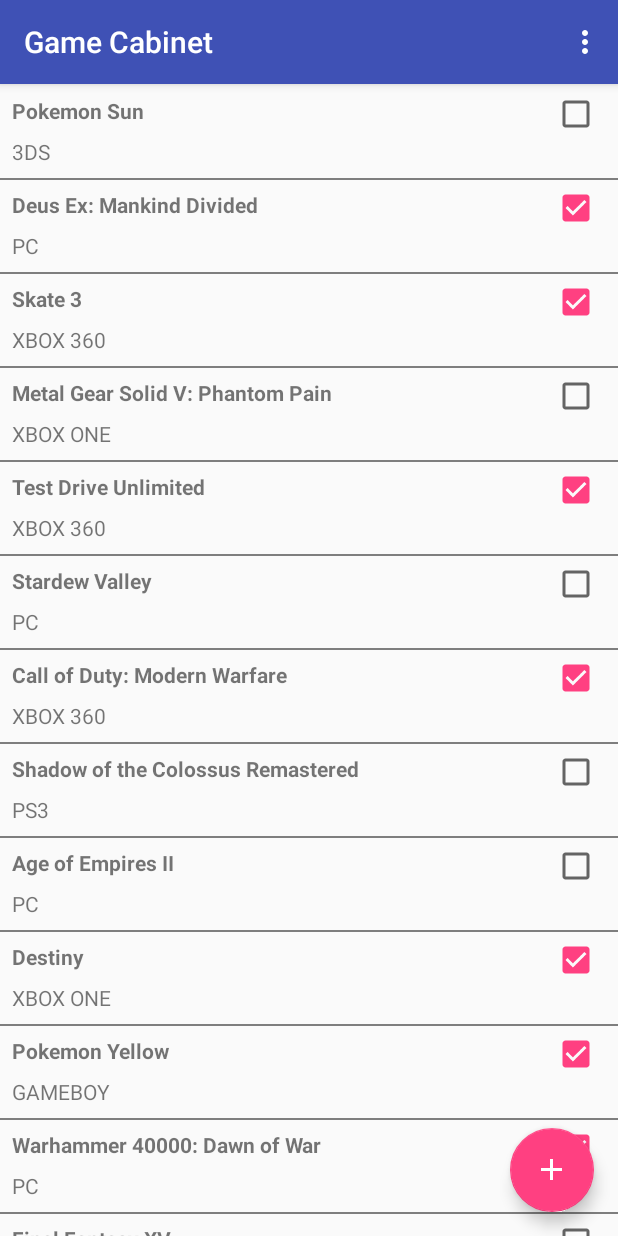
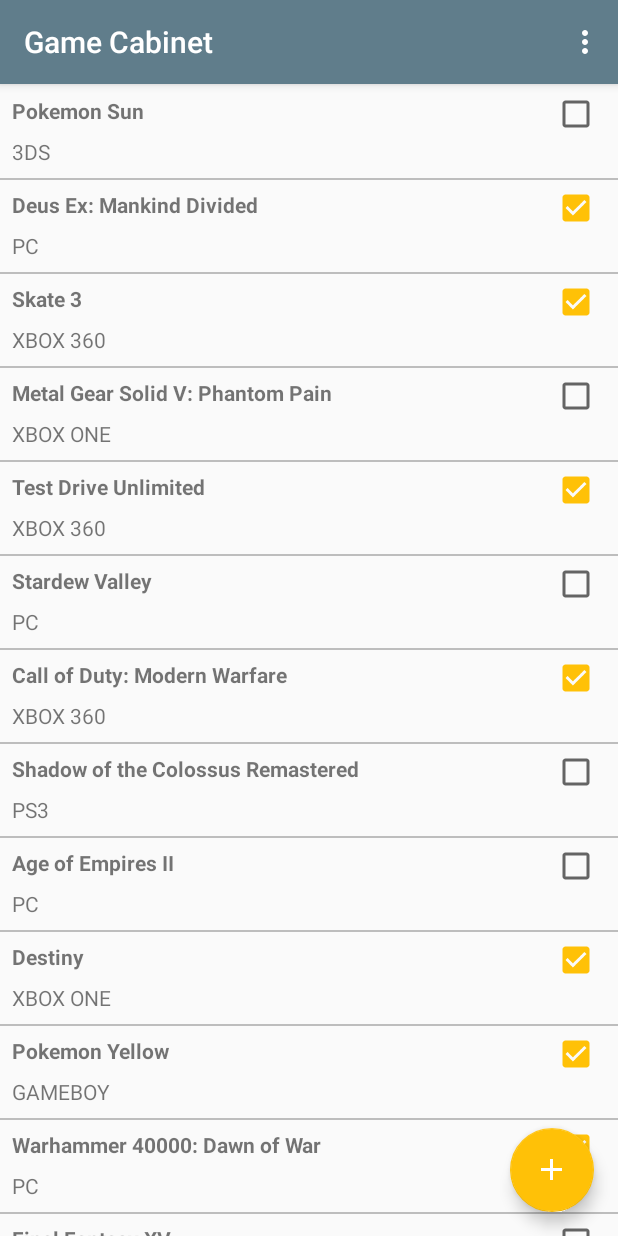
Before and after one commit to johnryM/game-cabinet-android, an Android app: the screen it shows after launch (MainActivity), on a phone screen of 412 x 824 dp. Run offline under Robolectric (Android 15) with nearby library versions, the phone set to English and light mode, and no system bars.

Commit message:
Add theme colours

```diff
--- a/app/src/main/res/drawable/line_divider_layout.xml
+++ b/app/src/main/res/drawable/line_divider_layout.xml
@@ -6,5 +6,5 @@
         android:width="1dp"
         android:height="1dp" />
 
-    <solid android:color="@color/dark_grey" />
+    <solid android:color="@color/colorDivider" />
 </shape>
--- a/app/src/main/res/values/colors.xml
+++ b/app/src/main/res/values/colors.xml
@@ -1,7 +1,9 @@
 <?xml version="1.0" encoding="utf-8"?>
 <resources>
-    <color name="colorPrimary">#3F51B5</color>
-    <color name="colorPrimaryDark">#303F9F</color>
-    <color name="colorAccent">#FF4081</color>
-    <color name="dark_grey">#7e7e7e</color>
+    <color name="colorPrimary">#607d8b</color>
+    <color name="colorPrimaryDark">#455a64</color>
+    <color name="colorAccent">#ffc107</color>
+    <color name="colorDivider">#bdbdbd</color>
+    <color name="colorPrimaryText">#212121</color>
+    <color name="colorSecondaryText">#757575</color>
 </resources>
```
Also changed, not shown: app/src/main/ic_launcher-web.png (added).
